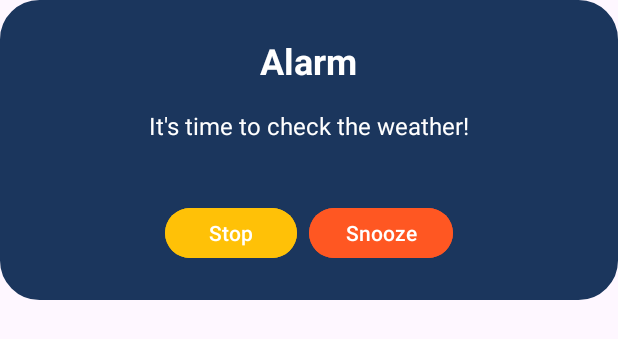
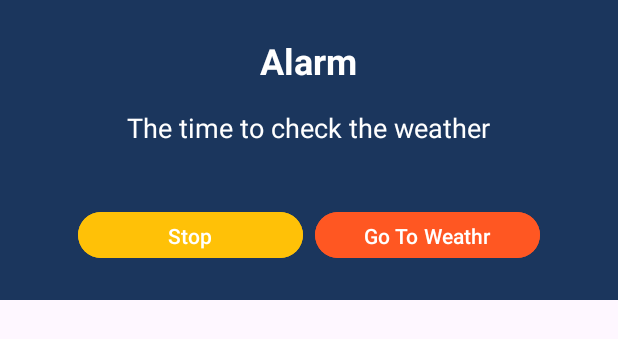
Before and after one commit to ahamza2205/Cloud-Vibe, an Android app: the layout alarm_dialog.xml on its own in the app's theme, with its tools: preview values and no code run, on a phone screen of 412 x 824 dp. Shown: the top 339 px of the screen. Run offline under Robolectric (Android 15) with nearby library versions, the phone set to English and light mode, and no system bars; Roboto replaces fonts that are not available here.

Commit message:
setup the alarm for the app

```diff
--- a/app/src/main/java/com/example/cloudvibe/alert/viewmodel/WeatherAlertViewModel.kt
+++ /dev/null
@@ -1,4 +0,0 @@
-package com.example.cloudvibe.alert.viewmodel
-
-class WeatherAlertViewModel {
-}
--- a/app/src/main/res/layout/alarm_dialog.xml
+++ b/app/src/main/res/layout/alarm_dialog.xml
@@ -4,31 +4,30 @@
     android:layout_height="200dp"
     android:orientation="vertical"
     android:padding="24dp"
-    android:backgroundTint="@color/blue"
-    android:background="@drawable/dialog_background">
+    android:background="@color/blue">
 
     <!-- Alarm Title -->
     <TextView
         android:id="@+id/alarm_title"
         android:layout_width="wrap_content"
         android:layout_height="wrap_content"
-        android:text="Alarm"
+        android:layout_gravity="center_horizontal"
+        android:paddingBottom="16dp"
+        android:text="@string/alarm"
         android:textColor="@color/white"
-        android:textSize="24sp"
-        android:textStyle="bold"
-        android:layout_gravity="center_horizontal"
-        android:paddingBottom="16dp" />
+        android:textSize="24dp"
+        android:textStyle="bold" />
 
     <!-- Alarm Message -->
     <TextView
         android:id="@+id/alarm_message"
         android:layout_width="wrap_content"
         android:layout_height="wrap_content"
-        android:text="It's time to check the weather!"
-        android:textSize="16sp"
+        android:layout_gravity="center_horizontal"
+        android:paddingBottom="24dp"
+        android:text="@string/Itstimetochecktheweather"
         android:textColor="@color/white"
-        android:layout_gravity="center_horizontal"
-        android:paddingBottom="24dp" />
+        android:textSize="18dp" />
 
     <!-- Buttons for Stop and Snooze -->
     <LinearLayout
@@ -40,20 +39,20 @@
 
         <Button
             android:id="@+id/stop_button"
-            android:layout_width="wrap_content"
+            android:layout_width="150dp"
             android:layout_height="wrap_content"
-            android:text="Stop"
-            android:textColor="@android:color/white"
+            android:layout_marginEnd="8dp"
             android:backgroundTint="#FFC107"
-            android:layout_marginEnd="8dp" />
+            android:text="@string/Stop"
+            android:textColor="@android:color/white" />
 
         <Button
             android:id="@+id/snooze_button"
-            android:layout_width="wrap_content"
+            android:layout_width="150dp"
             android:layout_height="wrap_content"
-            android:text="Snooze"
-            android:textColor="@android:color/white"
-            android:backgroundTint="#FF5722" />
+            android:backgroundTint="#FF5722"
+            android:text="@string/GoToWeathr"
+            android:textColor="@android:color/white" />
     </LinearLayout>
 
 </LinearLayout>
--- a/app/src/main/res/navigation/nav_graph.xml
+++ b/app/src/main/res/navigation/nav_graph.xml
@@ -26,7 +26,7 @@
         tools:layout="@layout/fragment_setting"/>
     <fragment
         android:id="@+id/weatherAlertFragment"
-        android:name="com.example.cloudvibe.alert.view.WeatherAlertFragment"
+        android:name="com.example.cloudvibe.alert.WeatherAlertFragment"
         android:label="WeatherAlertFragment"
         tools:layout="@layout/fragment_weather_alert"/>
     <fragment
--- a/app/src/main/res/values/strings.xml
+++ b/app/src/main/res/values/strings.xml
@@ -1,5 +1,5 @@
 <?xml version="1.0" encoding="utf-8"?>
-<resources>
+<resources xmlns:tools="http://schemas.android.com/tools">
     <string name="app_name">Cloud Vibes</string>
     <string name="open">Open Cloud Vibe</string>
     <string name="close">Close Cloud Vibe</string>
@@ -34,5 +34,10 @@
     <string name="tomorrow">Tomorrow</string>
     <string name="humiditya">Humidity</string>
     <string name="pressures">Pressure</string>
+    <string name="alarm">Alarm</string>
+    <string name="Itstimetochecktheweather">The time to check the weather</string>
+    <string name="GoToWeathr">Go To Weathr</string>
+    <string name="Stop">Stop</string>
+    <string name="WeatherAlarms">Weather Alarms</string>
 
 </resources>
--- a/gradle/libs.versions.toml
+++ b/gradle/libs.versions.toml
@@ -2,6 +2,7 @@
 agp = "8.5.1"
 android = "10.5.0"
 androidxJunit = "1.1.5"
+androidxWorkRuntimeKtx = "2.7.1"
 appcompatVersion = "1.6.1"
 compiler = "4.15.1"
 converterGson = "2.11.0"
@@ -44,6 +45,7 @@ threetenabp = "1.4.0"
 workRuntimeKtx = "2.9.1"
 core = "1.13.1"
 googleGmsGoogleServices = "4.4.2"
+hiltCommon = "1.2.0"
 
 [libraries]
 android = { module = "com.mapbox.maps:android", version.ref = "android" }
@@ -96,6 +98,8 @@ retrofit = { module = "com.squareup.retrofit2:retrofit", version.ref = "retrofit
 retrofit-v2110 = { module = "com.squareup.retrofit2:retrofit", version.ref = "retrofitVersion" }
 threetenabp = { module = "com.jakewharton.threetenabp:threetenabp", version.ref = "threetenabp" }
 androidx-core = { group = "androidx.core", name = "core", version.ref = "core" }
+work-runtime-ktx-v271 = { module = "androidx.work:work-runtime-ktx", version.ref = "androidxWorkRuntimeKtx" }
+androidx-hilt-common = { group = "androidx.hilt", name = "hilt-common", version.ref = "hiltCommon" }
 
 [plugins]
 android-application = { id = "com.android.application", version.ref = "agp" }
```
Also changed, not shown: app/build.gradle.kts (+7 -0 lines), app/src/main/AndroidManifest.xml (+13 -9 lines), app/src/main/java/com/example/cloudvibe/activity/MainActivity.kt (+12 -37 lines), app/src/main/java/com/example/cloudvibe/alert/AlarmDialog.kt (+17 -9 lines), app/src/main/java/com/example/cloudvibe/alert/AlarmReceiver.kt (+28 -17 lines), app/src/main/java/com/example/cloudvibe/alert/OverlayService.kt (added, +57 -0 lines), app/src/main/java/com/example/cloudvibe/alert/WeatherAlertFragment.kt (renamed from app/src/main/java/com/example/cloudvibe/alert/view/WeatherAlertFragment.kt, +51 -4 lines), app/src/main/java/com/example/cloudvibe/alert/WeatherAlertWorker.kt (added, +64 -0 lines), app/src/main/res/layout/fragment_weather_alert.xml (+6 -5 lines), 1 other file.
